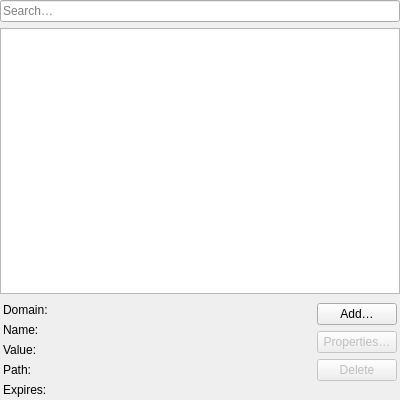
This is src/modules/windows/cookies/CookiesContentsWidget.ui in OtterBrowser/otter-browser as Qt 5 draws it before an edit. The edited form follows.
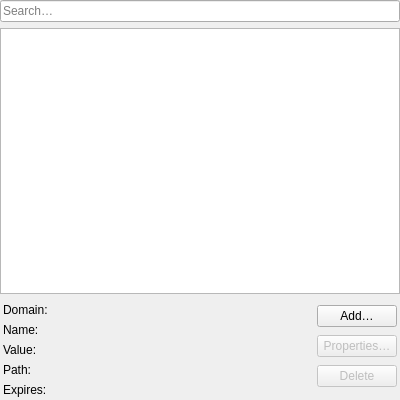
This is the edited form. Custom widgets are drawn as their Qt base class.

Commit message: Drop pointless property

```diff
--- a/src/modules/windows/cookies/CookiesContentsWidget.ui
+++ b/src/modules/windows/cookies/CookiesContentsWidget.ui
@@ -191,12 +191,6 @@
           <property name="orientation">
            <enum>Qt::Vertical</enum>
           </property>
-          <property name="sizeHint" stdset="0">
-           <size>
-            <width>0</width>
-            <height>0</height>
-           </size>
-          </property>
          </spacer>
         </item>
        </layout>
```
Left out of the diff: 1 changed line with no effect on the pictures.
